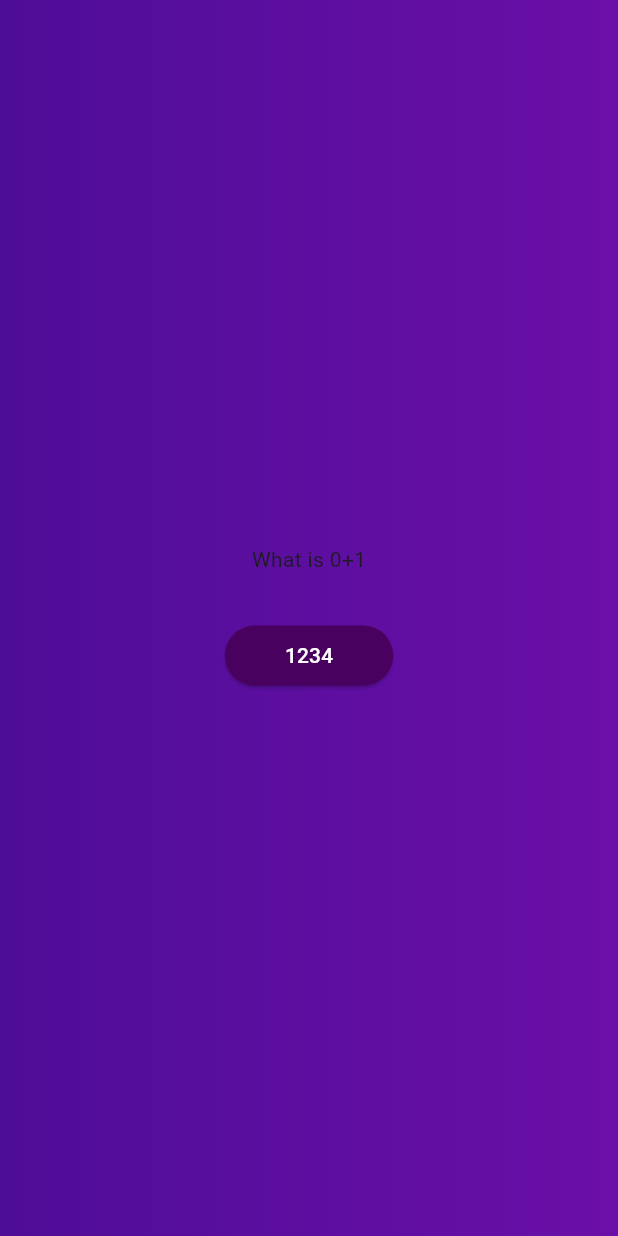
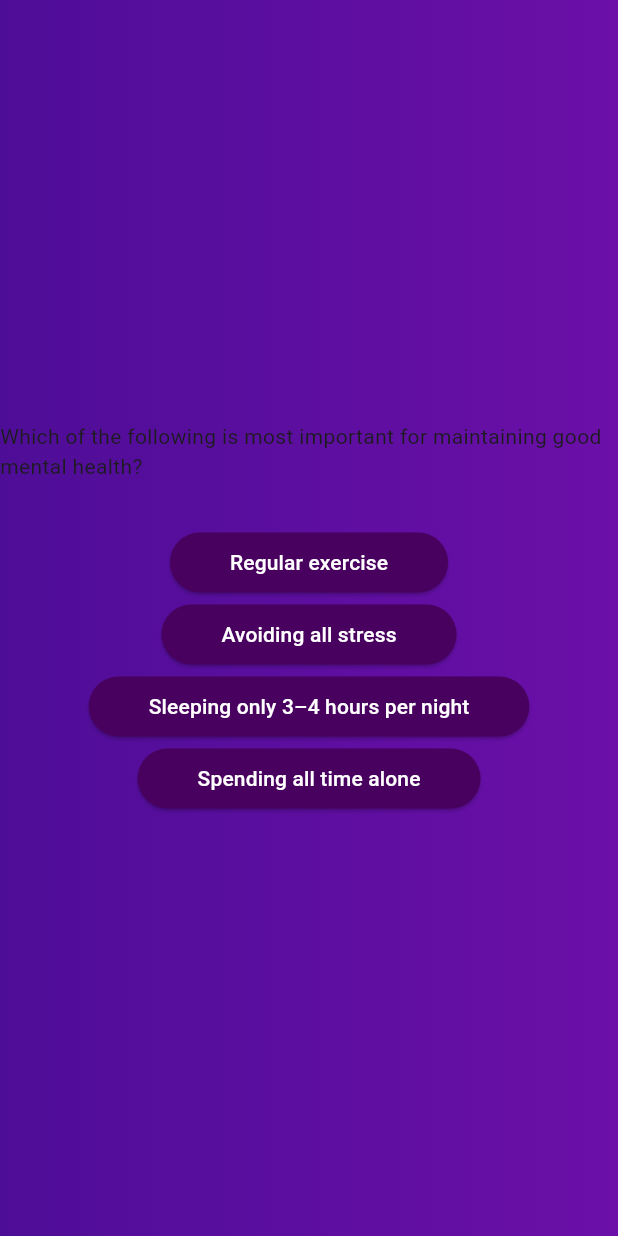
Before and after one commit to IdkBored-d/quiz_app_fa2025, a Flutter app: the screen it shows after launch, after a tap on "Start Quiz", on a phone screen of 412 x 824 dp. Run offline on Flutter 3.47's test engine with Material 3 defaults, Android fonts, the phone set to English and light mode, and no system bars.

Commit message:
10 Questions created

```diff
--- a/lib/data/questions.dart
+++ b/lib/data/questions.dart
@@ -1,52 +1,93 @@
 import 'package:flutter_application_1/models/quiz_question.dart';
 
 const questions = [
-  QuizQuestion("What is 0+1",
+  QuizQuestion("Which of the following is most important for maintaining good mental health?",
     [
-    "1"
-    "2"
-    "3"
-    "4"
+      "Regular exercise",
+      "Avoiding all stress",
+      "Sleeping only 3–4 hours per night",
+      "Spending all time alone"
     ],
   ),
-  QuizQuestion("What is 1+1",
+
+  QuizQuestion("What is one of the best ways to manage personal finances?",
     [
-    "2"
-    "3"
-    "4"
-    "5"
+      "Spending more than you earn",
+      "Creating a monthly budget",
+      "Ignoring bills until they are due",
+      "Relying only on credit cards"
     ],
   ),
-  QuizQuestion("What is 2+1",
+
+  QuizQuestion("What is an effective way to build strong relationships?",
     [
-    "3"
-    "4"
-    "5"
-    "6"
+      "Always talking, never listening",
+      "Respecting boundaries and communicating honestly",
+      "Avoiding communication during conflicts",
+      "Pretending to agree with everything"
     ],
   ),
-  QuizQuestion("What is 3+1",
+
+  QuizQuestion("Which of the following contributes most to physical health?",
     [
-    "4"
-    "5"
-    "6"
-    "7"
+      "Eating a balanced diet",
+      "Skipping meals frequently",
+      "Consuming excessive fast food",
+      "Drinking soda every day"
     ],
   ),
-    QuizQuestion("What is 4+1",
+
+  QuizQuestion("When making an important decision, what should you do first?",
     [
-    "5"
-    "6"
-    "7"
-    "8"
+      "Act immediately without thinking",
+      "Consider pros and cons",
+      "Follow what others say blindly",
+      "Avoid making any choice"
     ],
   ),
-    QuizQuestion("What is 5+1",
+
+  QuizQuestion("Which of these is a long-term benefit of lifelong learning?",
     [
-    "6"
-    "7"
-    "8"
-    "9"
+      "Increased boredom",
+      "Greater adaptability and skills",
+      "Reduced job opportunities",
+      "Forgetting important knowledge"
+    ],
+  ),
+
+  QuizQuestion("What is one of the best ways to handle stress?",
+    [
+      "Ignoring it completely",
+      "Using relaxation techniques like deep breathing",
+      "Eating junk food to distract yourself",
+      "Blaming others"
+    ],
+  ),
+
+  QuizQuestion("Why is time management important in life?",
+    [
+      "It helps reduce procrastination and improve productivity",
+      "It makes life more stressful",
+      "It reduces the need to set goals",
+      "It ensures you never take breaks"
+    ],
+  ),
+
+  QuizQuestion("Which of the following is an example of emotional intelligence?",
+    [
+      "Understanding and managing your own emotions while respecting others’",
+      "Ignoring your emotions completely",
+      "Always reacting without thinking",
+      "Believing emotions don’t matter"
+    ],
+  ),
+
+  QuizQuestion("What is an important reason to practice gratitude?",
+    [
+      "It increases negativity",
+      "It helps improve overall happiness and perspective",
+      "It makes people envious of you",
+      "It reduces your motivation"
     ],
   ),
   ];
```
Lines whose indentation alone changed are shown as unchanged.
